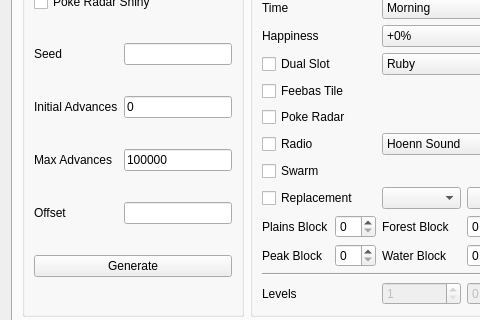
This is Form/Gen4/Wild4.ui in Admiral-Fish/PokeFinder as Qt 5 draws it before an edit; both pictures show x 0 to 480 and y 259 to 579 of the 1200 by 704 pixel window. The edited form follows.
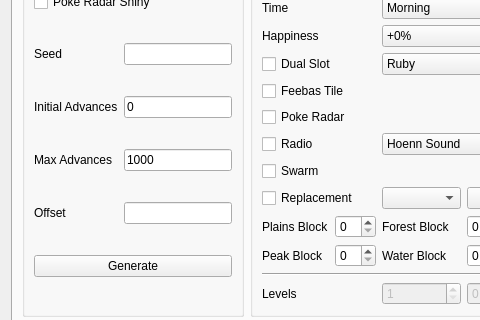
This is the edited form. Custom widgets are drawn as their Qt base class.

What changed in the file:
```diff
--- a/Form/Gen4/Wild4.ui
+++ b/Form/Gen4/Wild4.ui
@@ -151,7 +151,7 @@
           <item row="4" column="1">
            <widget class="TextBox" name="textBoxGeneratorMaxAdvances">
             <property name="text">
-             <string notr="true">100000</string>
+             <string notr="true">1000</string>
             </property>
            </widget>
           </item>
```
